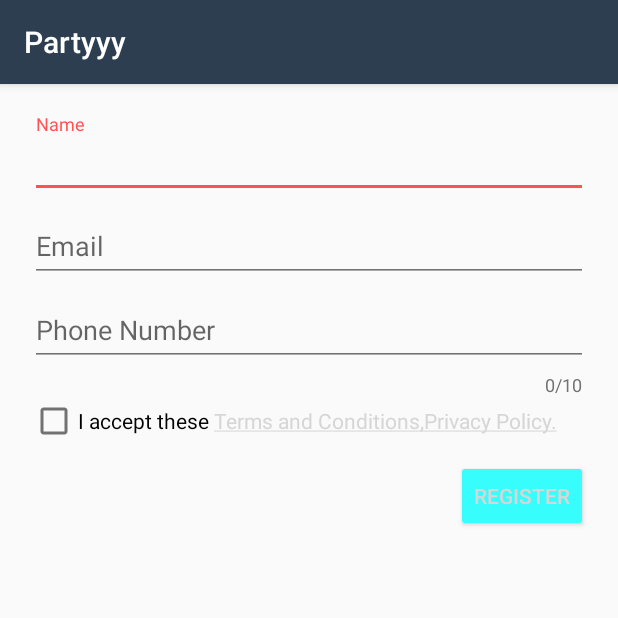
After one commit to krsnvijay/Partyyy, an Android app: the Register screen opened directly, with no data from a screen before it, on a phone screen of 412 x 824 dp, the top half of it. The commit adds this screen. Run offline under Robolectric (Android 15) with nearby library versions, the phone set to English and light mode, and no system bars; our stand-ins replace Firebase (no records; nobody signed in at launch, a user with empty details on screens opened directly).

Commit message:
register

```diff
--- /dev/null
+++ b/app/src/main/java/partyyy/com/notadeveloper/app/partyyy/Register.java
@@ -0,0 +1,197 @@
+package partyyy.com.notadeveloper.app.partyyy;
+
+import android.content.Intent;
+import android.graphics.Paint;
+import android.support.design.widget.Snackbar;
+import android.support.design.widget.TextInputLayout;
+import android.support.v7.app.AlertDialog;
+import android.support.v7.app.AppCompatActivity;
+import android.os.Bundle;
+import android.util.Patterns;
+import android.view.View;
+import android.widget.AutoCompleteTextView;
+import android.widget.Button;
+import android.widget.CheckBox;
+import android.widget.TextView;
+
+import com.google.firebase.auth.FirebaseAuth;
+import com.google.firebase.auth.FirebaseUser;
+import com.google.firebase.database.DatabaseReference;
+import com.google.firebase.database.FirebaseDatabase;
+
+import java.util.regex.Pattern;
+
+import static android.text.TextUtils.isEmpty;
+
+public class Register extends AppCompatActivity {
+    AutoCompleteTextView name;
+    AutoCompleteTextView email;
+    AutoCompleteTextView number;
+    CheckBox check;
+    Boolean s;
+    DatabaseReference mDatabase;
+    FirebaseAuth mAuth;
+    String uid;
+
+    @Override
+    protected void onCreate(Bundle savedInstanceState) {
+        super.onCreate(savedInstanceState);
+        setContentView(R.layout.register);
+
+
+
+        name = (AutoCompleteTextView)findViewById(R.id.name);
+        number = (AutoCompleteTextView)findViewById(R.id.number);
+        email = (AutoCompleteTextView)findViewById(R.id.email);
+        check = (CheckBox)findViewById(R.id.check);
+
+
+        mAuth = FirebaseAuth.getInstance();
+        mDatabase=FirebaseDatabase.getInstance().getReference().child("users");
+        FirebaseUser mUser = mAuth.getCurrentUser();
+
+        if (mUser != null) {
+            // Name, email address, and profile photo Url
+            uid=mUser.getUid();
+            String profilename = mUser.getDisplayName();
+            name.setText(UppercaseFirstLetters(profilename));
+
+            String profileemail = mUser.getEmail();
+            email.setText(profileemail);
+
+        }
+        s = false;
+        TextView text = (TextView) findViewById(R.id.terms);
+        text.setPaintFlags(text.getPaintFlags() | Paint.UNDERLINE_TEXT_FLAG);
+        text.setOnClickListener(new View.OnClickListener() {
+            @Override
+            public void onClick(View view) {
+                AlertDialog.Builder builder = new AlertDialog.Builder(Register.this, R.style.pop);
+                builder.setTitle("Terms and conditions");
+                builder.setMessage("T & C");
+                builder.setPositiveButton("OK", null);
+                // builder.setNegativeButton("Cancel", null);
+                builder.show();
+
+            }
+        });
+
+        Button register = (Button)findViewById(R.id.register);
+        register.setOnClickListener(new View.OnClickListener() {
+            @Override
+            public void onClick(View view) {
+
+                boolean cancel = false;
+
+
+                View focusView = null;
+
+
+                final String a = name.getText().toString();
+                final String b = number.getText().toString();
+                final String f = email.getText().toString();
+
+
+
+
+
+
+
+                TextInputLayout name1 = (TextInputLayout) findViewById(R.id.name1);
+                TextInputLayout number1 = (TextInputLayout) findViewById(R.id.number1);
+
+                TextInputLayout email = (TextInputLayout) findViewById(R.id.emaila);
+                check = (CheckBox) findViewById(R.id.check);
+
+                if (!check.isChecked())
+                {
+                    cancel = true;
+                    Snackbar.make(findViewById(android.R.id.content),"Accept T&C", Snackbar.LENGTH_SHORT).show();
+                    focusView=check;
+                }
+
+                if(isEditTextEmpty(a))
+                {
+                    name1.setError("Field cannot be empty!");
+                    focusView = name1;
+                    cancel = true;
+                }else name1.setError(null);
+                if(isEditTextEmpty(f))
+                {
+                    email.setError("Field cannot be empty!");
+                    focusView = email;
+                    cancel = true;
+                }else email.setError(null);
+                if(isEditTextEmpty(b))
+                {
+                    number1.setError("Field cannot be empty!");
+                    focusView = number1;
+                    cancel = true;
+                }else number1.setError(null);
+
+
+                if (!isValidEmail(f)) {
+                    email.setError("Invalid e-mail address");
+                    focusView = email;
+                    cancel = true;
+                }else email.setError(null);
+
+                if (!isValidPhone(b)) {
+                    number1.setError("Invalid Number");
+                    focusView = number1;
+                    cancel = true;
+                }else number1.setError(null);
+
+
+
+
+
+
+
+                if (cancel) {
+                    // There was an error; don't attempt login and focus the first
+                    // form field with an error.
+                    focusView.requestFocus();
+                }
+                else
+                {
+                    users user=new users(a,b,f);
+
+                    mDatabase.child(uid).setValue(user);
+                    Intent i=new Intent(Register.this,MainActivity.class);
+                    startActivity(i);
+                    finish();
+                }
+            }
+        });
+
+    }
+    private boolean isEditTextEmpty(String mInput) {
+        return mInput.length() == 0;
+    }
+    private boolean isValidPhone(CharSequence target) {
+        return !isEmpty(target) && android.util.Patterns.PHONE.matcher(target).matches() && target.length() == 10;
+    }
+    private boolean isValidEmail(String email) {
+
+        Pattern pattern = Patterns.EMAIL_ADDRESS;
+        return !isEmpty(email) && pattern.matcher(email).matches();
+    }
+    private static String UppercaseFirstLetters(String str) {
+        if (str == null)
+            str = "";
+        boolean prevWasWhiteSp = true;
+        char[] chars = str.toCharArray();
+        for (int i = 0; i < chars.length; i++) {
+            if (Character.isLetter(chars[i])) {
+                if (prevWasWhiteSp) {
+                    chars[i] = Character.toUpperCase(chars[i]);
+                }
+                prevWasWhiteSp = false;
+            } else {
+                prevWasWhiteSp = Character.isWhitespace(chars[i]);
+            }
+        }
+        return new String(chars);
+    }
+}
--- /dev/null
+++ b/app/src/main/res/layout/register.xml
@@ -0,0 +1,94 @@
+<?xml version="1.0" encoding="utf-8"?>
+<ScrollView xmlns:android="http://schemas.android.com/apk/res/android"
+    android:layout_width="match_parent"
+    android:layout_height="match_parent"
+    xmlns:app="http://schemas.android.com/apk/res-auto">
+    <LinearLayout xmlns:android="http://schemas.android.com/apk/res/android"
+        xmlns:tools="http://schemas.android.com/tools"
+        android:id="@+id/activity_signup"
+        android:layout_width="match_parent"
+        android:layout_height="match_parent"
+        android:paddingBottom="@dimen/activity_vertical_margin"
+        android:paddingLeft="@dimen/activity_horizontal_margin"
+        android:paddingRight="@dimen/activity_horizontal_margin"
+        android:paddingTop="@dimen/activity_vertical_margin"
+        tools:context="com.notadeveloper.app.sgnpharmacy.Register"
+        android:orientation="vertical"
+        android:padding="20dp">
+        <android.support.design.widget.TextInputLayout
+            android:id="@+id/name1"
+            android:layout_width="match_parent"
+            android:layout_height="wrap_content">
+            <AutoCompleteTextView
+                android:id="@+id/name"
+                android:layout_width="match_parent"
+                android:layout_height="wrap_content"
+                android:digits="abcdefghijklmnopqrstuvwxyzABCDEFGHIJKLMNOPQRSTUVWXYZ "
+                android:hint="Name"
+                android:maxLines="1"
+                />
+        </android.support.design.widget.TextInputLayout>
+
+        <android.support.design.widget.TextInputLayout
+            android:id="@+id/emaila"
+            android:layout_width="match_parent"
+            android:layout_height="wrap_content">
+            <AutoCompleteTextView
+                android:id="@+id/email"
+                android:layout_width="match_parent"
+                android:layout_height="wrap_content"
+                android:inputType="textEmailAddress"
+                android:hint="Email"
+                android:maxLines="1"
+                />
+        </android.support.design.widget.TextInputLayout>
+
+        <android.support.design.widget.TextInputLayout
+            android:id="@+id/number1"
+            android:layout_width="match_parent"
+            android:layout_height="wrap_content"
+            app:counterEnabled="true"
+            app:counterMaxLength="10">
+            <AutoCompleteTextView
+                android:id="@+id/number"
+                android:layout_width="match_parent"
+                android:layout_height="wrap_content"
+                android:inputType="number"
+                android:hint="Phone Number"
+                android:maxLines="1"
+                android:maxLength="10"
+                />
+        </android.support.design.widget.TextInputLayout>
+        <LinearLayout
+            android:layout_width="wrap_content"
+            android:layout_height="wrap_content"
+            android:orientation="horizontal"
+            >
+
+
+            <CheckBox
+                android:id="@+id/check"
+                android:layout_width="wrap_content"
+                android:layout_height="wrap_content"
+                android:layout_marginBottom="10dp"
+                android:checked="false"
+                android:text="I accept these "/>
+            <TextView
+                android:id="@+id/terms"
+                android:layout_width="match_parent"
+                android:layout_height="wrap_content"
+                android:minLines="2"
+                android:text="Terms and Conditions,Privacy Policy."
+                android:textColor="@color/com_facebook_blue"/>
+        </LinearLayout>
+        <Button
+            android:id="@+id/register"
+            android:layout_width="wrap_content"
+            android:layout_height="wrap_content"
+            android:filterTouchesWhenObscured="true"
+            android:text="Register"
+            android:layout_gravity="right"
+            android:theme="@style/AccentButton" />
+
+    </LinearLayout>
+</ScrollView>
--- a/app/src/main/res/values/colors.xml
+++ b/app/src/main/res/values/colors.xml
@@ -1,5 +1,9 @@
 <?xml version="1.0" encoding="utf-8"?>
 <resources>
+    <color name="primary_text">#212121</color>
+    <color name="secondary_text">#757575</color>
+    <color name="primary">#00bcd4</color>
+    <color name="primary_dark">#0097A7</color>
     <color name="colorPrimary">#2c3e50</color>
     <color name="colorPrimaryDark">#1b2732</color>
     <color name="colorAccent">#ff5252</color>
@@ -7,4 +11,5 @@
     <color name="secondarytext">#727272</color>
     <color name="divider">#b6b6b6</color>
     <color name="iconscolor">#ffffff</color>
+    <color name="accent">#37FDFC</color>
 </resources>
--- a/app/src/main/res/values/styles.xml
+++ b/app/src/main/res/values/styles.xml
@@ -12,6 +12,16 @@
 
 
     </style>
+    <style name="pop" parent="Theme.AppCompat.Light.Dialog.Alert">
+        <item name="android:windowIsTranslucent">true</item>
+        <item name="colorPrimary">@color/primary</item>
+        <item name="colorPrimaryDark">@color/primary_dark</item>
+        <item name="android:windowCloseOnTouchOutside">true</item>
+        <item name="android:textColorPrimary">@color/primary_text</item>
+        <item name="android:textColorSecondary">@color/secondary_text</item>
+        <item name="colorAccent">@color/accent</item>
+        <item name="android:layout_width">300dp</item>
+    </style>
     <style name="AppTheme.NoActionBar">
         <item name="windowActionBar">false</item>
         <item name="windowNoTitle">true</item>
@@ -20,4 +30,11 @@
     <style name="AppTheme.AppBarOverlay" parent="ThemeOverlay.AppCompat.Dark.ActionBar"/>
     <style name="AppTheme.PopupOverlay" parent="ThemeOverlay.AppCompat.Light"/>
 
+
+    <style name="AccentButton" parent="Widget.AppCompat.Button">
+    <item name="colorButtonNormal">@color/accent</item>
+    <item name="android:textColor">@color/tw__composer_black</item>
+    </style>
+
+
 </resources>
--- a/build.gradle
+++ b/build.gradle
@@ -7,7 +7,7 @@ buildscript {
         maven { url "https://jitpack.io" }
     }
     dependencies {
-        classpath 'com.android.tools.build:gradle:2.2.3'
+        classpath 'com.android.tools.build:gradle:2.3.0'
         classpath 'com.google.gms:google-services:3.0.0'
 
         // NOTE: Do not place your application dependencies here; they belong
```
Also changed, not shown: app/src/main/AndroidManifest.xml (+9 -11 lines), app/src/main/java/partyyy/com/notadeveloper/app/partyyy/Login.java (+3 -5 lines), app/src/main/java/partyyy/com/notadeveloper/app/partyyy/users.java (added, +50 -0 lines), app/src/main/res/layout/activity_main.xml (+1 -6 lines), gradle/wrapper/gradle-wrapper.properties.
